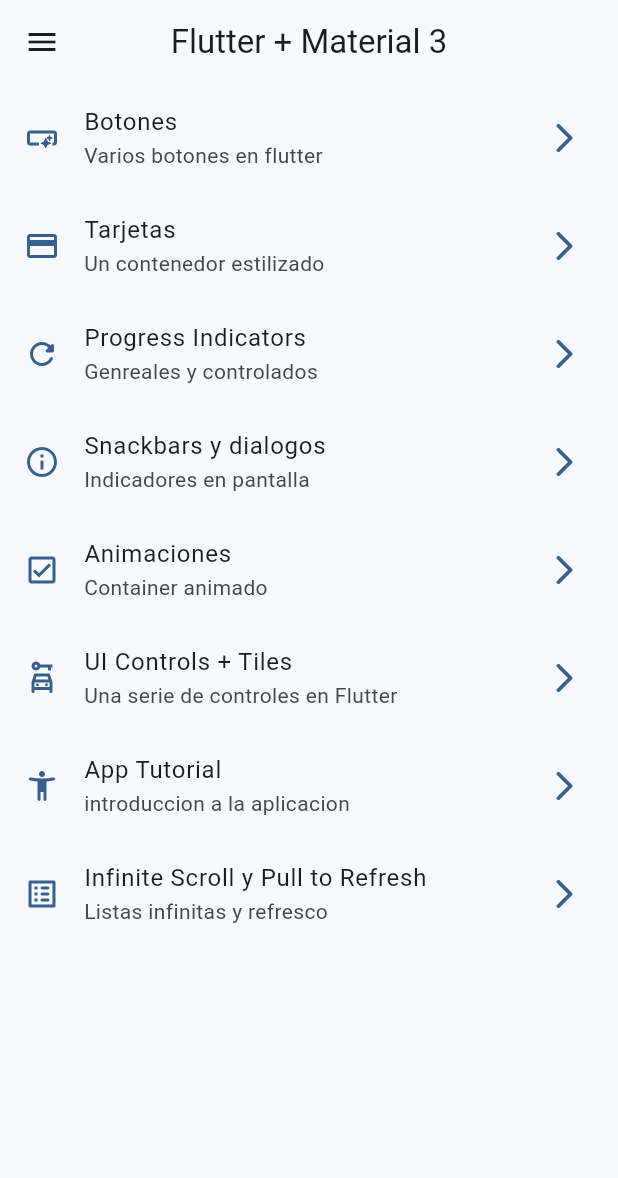
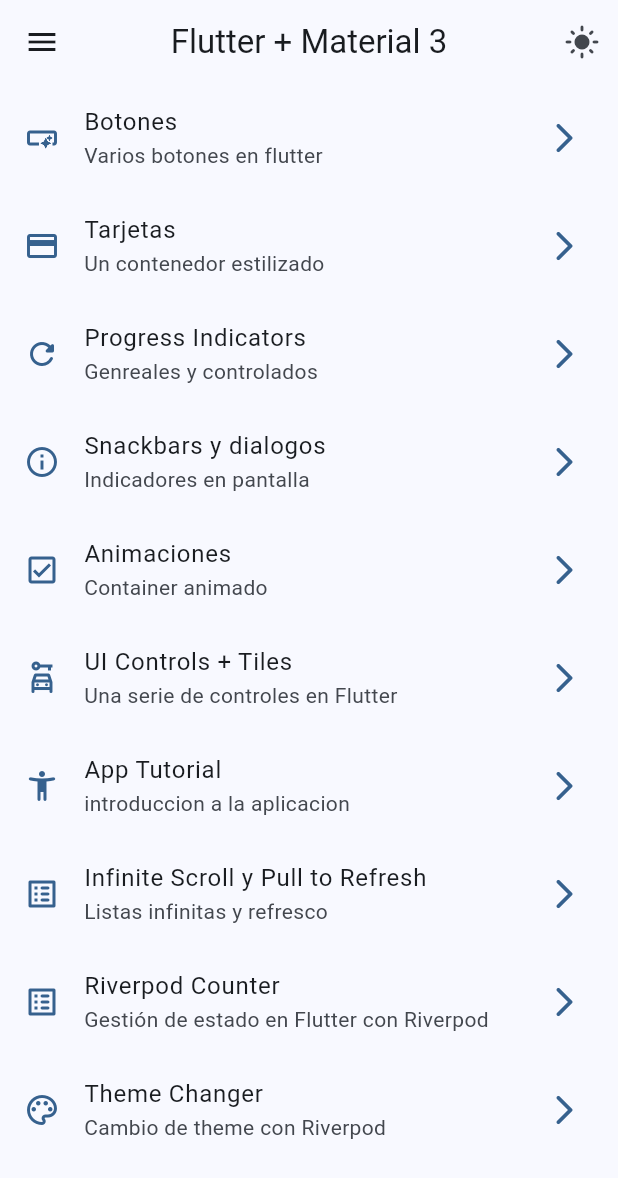
Before and after one commit to acensito/practicas_flutter, a Flutter app: the screen it shows after launch, on a phone screen of 412 x 824 dp. Shown: the top 1178 px of the screen. Run offline on Flutter 3.47's test engine with Material 3 defaults, Android fonts, the phone set to English and light mode, and no system bars; our stand-ins replace animate_do, dio, flutter_riverpod, go_router, video_player.

Commit message:
Theme screen

```diff
--- a/widgetsapp/lib/config/menu/menu_items.dart
+++ b/widgetsapp/lib/config/menu/menu_items.dart
@@ -55,4 +55,14 @@ const appMenuItems = <MenuItem>[
     title: 'Infinite Scroll y Pull to Refresh',
     subtitle: 'Listas infinitas y refresco',
     link: '/infinite-scroll'),
+  MenuItem(
+    icon: Icons.list_alt_rounded,
+    title: 'Riverpod Counter',
+    subtitle: 'Gestión de estado en Flutter con Riverpod',
+    link: '/counter'),
+  MenuItem(
+    icon: Icons.palette_outlined,
+    title: 'Theme Changer',
+    subtitle: 'Cambio de theme con Riverpod',
+    link: '/theme'),
 ];
--- a/widgetsapp/lib/config/router/app_router.dart
+++ b/widgetsapp/lib/config/router/app_router.dart
@@ -50,5 +50,15 @@ final appRouter = GoRouter(
       path: '/infinite-scroll',
       builder: (context, state) => InfiniteScroll(),
     ),
+    GoRoute(
+      name: CounterScreen.routeName,
+      path: '/counter',
+      builder: (context, state) => CounterScreen(),
+    ),
+    GoRoute(
+      name: ThemeChanger.routeName,
+      path: '/theme',
+      builder: (context, state) => ThemeChanger(),
+    ),
   ],
 );
--- a/widgetsapp/lib/config/theme/app_theme.dart
+++ b/widgetsapp/lib/config/theme/app_theme.dart
@@ -8,7 +8,7 @@ const colorList = <Color>[
   Colors.purple,
   Colors.deepPurple,
   Colors.orange,
-  Colors.pink,
+  Colors.pinkAccent,
 ];
 
 class AppTheme {
--- a/widgetsapp/lib/main.dart
+++ b/widgetsapp/lib/main.dart
@@ -1,9 +1,12 @@
 import 'package:flutter/material.dart';
+import 'package:flutter_riverpod/flutter_riverpod.dart';
 import 'package:widgetsapp/config/router/app_router.dart';
 import 'package:widgetsapp/config/theme/app_theme.dart';
 
 void main() {
-  runApp(const MainApp());
+  runApp(
+    ProviderScope(child: const MainApp()),
+  );
 }
 
 class MainApp extends StatelessWidget {
--- a/widgetsapp/lib/views/screens/home/home_screen.dart
+++ b/widgetsapp/lib/views/screens/home/home_screen.dart
@@ -1,21 +1,36 @@
 import 'package:flutter/material.dart';
+import 'package:flutter_riverpod/flutter_riverpod.dart';
 import 'package:go_router/go_router.dart';
 import 'package:widgetsapp/config/menu/menu_items.dart';
+import 'package:widgetsapp/views/screens/providers/theme_provider.dart';
 import 'package:widgetsapp/views/widgets/drawers/side_menu.dart';
 
-class HomeScreen extends StatelessWidget {
+class HomeScreen extends ConsumerWidget {
   const HomeScreen({super.key});
 
   static const String routeName = 'home';
 
   @override
-  Widget build(BuildContext context) {
+  Widget build(BuildContext context, WidgetRef ref) {
 
     final scaffoldKey = GlobalKey<ScaffoldState>();
+    final isDarkMode = ref.watch(isDarkModeProvider);
 
     return Scaffold(
       key: scaffoldKey,
-      appBar: AppBar(title: Text('Flutter + Material 3')),
+      appBar: AppBar(
+        title: Text('Flutter + Material 3'),
+        actions: [
+          IconButton(
+            icon: Icon(isDarkMode ? Icons.dark_mode : Icons.light_mode),
+            onPressed: () {
+              // Toggle dark mode
+              final isDarkMode = ref.read(isDarkModeProvider.notifier).state;
+              ref.read(isDarkModeProvider.notifier).state = !isDarkMode;
+            },
+          ),
+        ],
+        ),
       body: _HomeView(),
       drawer: SideMenu(scaffoldKey: scaffoldKey),
     );
--- /dev/null
+++ b/widgetsapp/lib/views/screens/providers/counter_provider.dart
@@ -0,0 +1,8 @@
+
+
+
+import 'package:flutter_riverpod/flutter_riverpod.dart';
+
+final counterProvider = StateProvider<int>((ref) {
+  return 5; // Initial value for the counter
+});
--- /dev/null
+++ b/widgetsapp/lib/views/screens/providers/theme_provider.dart
@@ -0,0 +1,8 @@
+
+import 'package:flutter_riverpod/flutter_riverpod.dart';
+import 'package:widgetsapp/config/theme/app_theme.dart';
+
+//estado darkmode
+final isDarkModeProvider = StateProvider<bool>((ref) => false );
+//estado lista de colores del theme
+final colorListProvider = Provider((ref) => colorList);
--- a/widgetsapp/lib/views/screens/screens.dart
+++ b/widgetsapp/lib/views/screens/screens.dart
@@ -2,8 +2,10 @@ export 'animated/animated_screen.dart';
 export 'app_tutorial/app_tutorial.dart';
 export 'buttons/buttons_screen.dart';
 export 'cards/cards_screen.dart';
+export 'counter/counter_screen.dart';
 export 'home/home_screen.dart';
 export 'infinite_scroll/infinite_scroll.dart';
 export 'progress/progress_screen.dart';
 export 'snackbar/snackbar_screen.dart';
+export 'theme_changer/theme_changer.dart';
 export 'ui_controls/ui_controls.dart';
--- a/widgetsapp/pubspec.yaml
+++ b/widgetsapp/pubspec.yaml
@@ -10,6 +10,7 @@ dependencies:
   animate_do: ^4.2.0
   flutter:
     sdk: flutter
+  flutter_riverpod: ^2.6.1
   go_router: ^16.0.0
 
 dev_dependencies:
```
Also changed, not shown: widgetsapp/lib/views/screens/counter/counter_screen.dart (added, +31 -0 lines), widgetsapp/lib/views/screens/theme_changer/theme_changer.dart (added, +58 -0 lines), widgetsapp/pubspec.lock, 102 other files.
